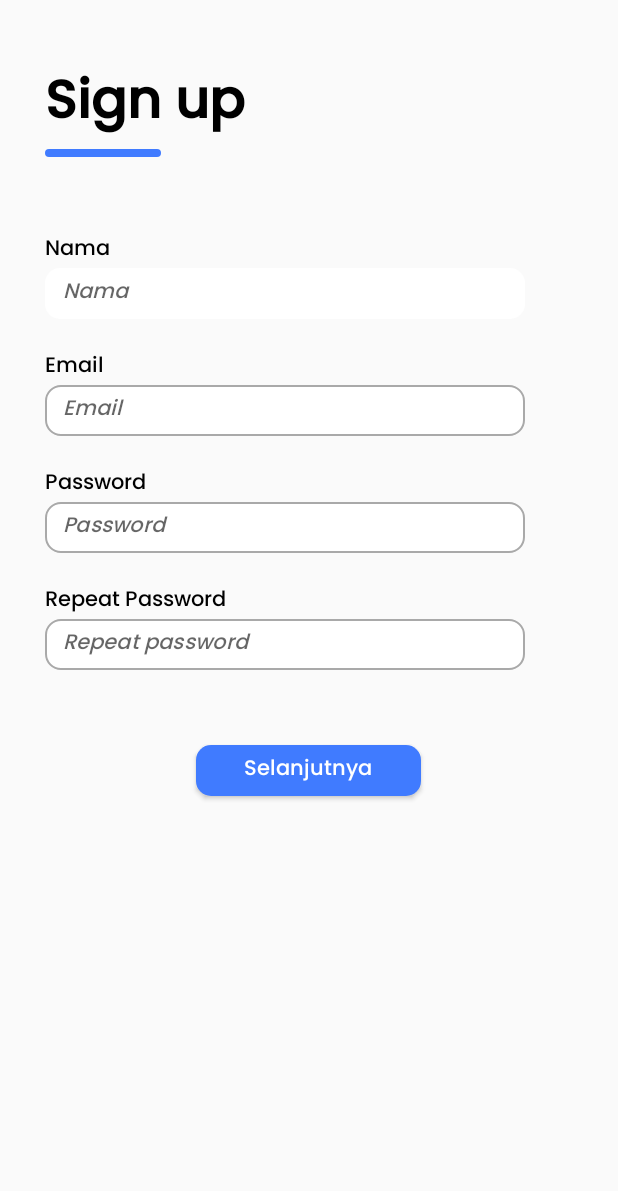
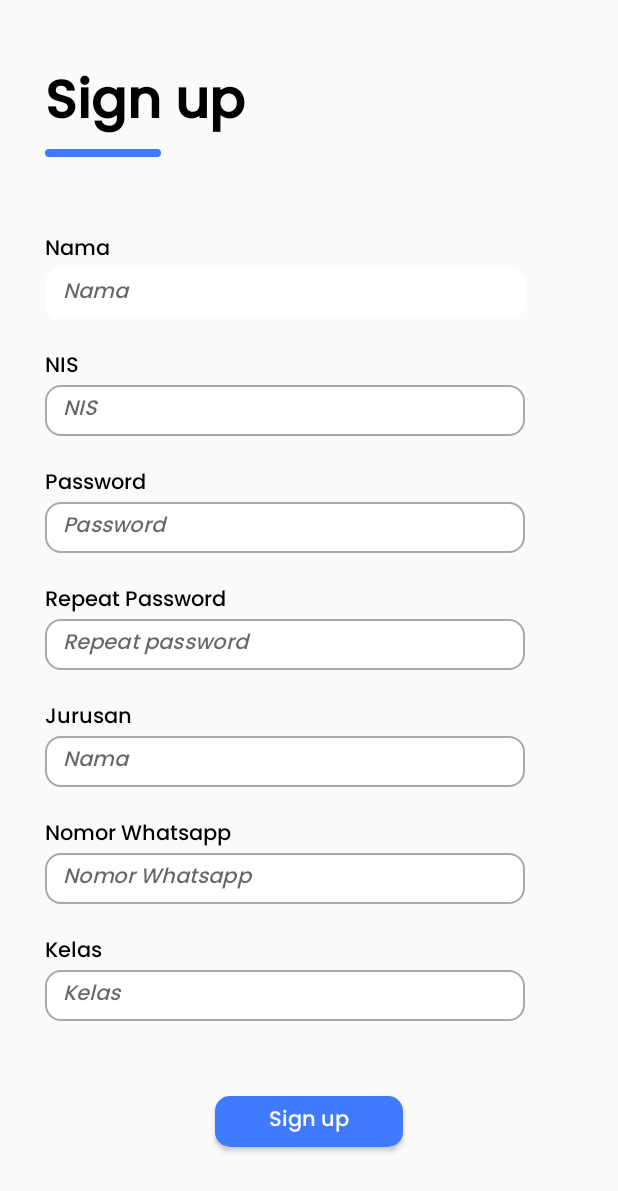
Before and after one commit to sesarweldi/Selfi, an Android app: the SignupActivity screen opened directly, with no data from a screen before it, on a phone screen of 412 x 824 dp. Shown: the top 1191 px of the screen. Run offline under Robolectric (Android 15) with nearby library versions, the phone set to English and light mode, and no system bars; Roboto replaces fonts that are not available here.

Commit message:
hapus signup 2 sama revisi signup jadi scroll

```diff
--- a/app/src/main/res/layout/activity_signup.xml
+++ b/app/src/main/res/layout/activity_signup.xml
@@ -1,11 +1,17 @@
 <?xml version="1.0" encoding="utf-8"?>
-<LinearLayout xmlns:android="http://schemas.android.com/apk/res/android"
+<ScrollView xmlns:android="http://schemas.android.com/apk/res/android"
     xmlns:app="http://schemas.android.com/apk/res-auto"
     xmlns:tools="http://schemas.android.com/tools"
     android:layout_width="match_parent"
     android:layout_height="match_parent"
     android:orientation="vertical"
     tools:context=".SignupActivity">
+
+
+    <LinearLayout
+        android:layout_width="match_parent"
+        android:layout_height="match_parent"
+        android:orientation="vertical">
 
         <TextView
             android:id="@+id/txt_login"
@@ -18,7 +24,7 @@
             android:text="Sign up"
             android:textColor="#000"
             android:textSize="35sp"
-        android:textStyle="bold"/>
+            android:textStyle="bold" />
 
 
         <View
@@ -43,39 +49,41 @@
             android:layout_width="320dp"
             android:layout_height="34dp"
             android:layout_below="@+id/txt_email"
+            android:layout_marginLeft="30dp"
             android:background="@drawable/roundedshapeedittxt"
             android:fontFamily="@font/poppins_medium"
             android:hint="Nama"
-        android:layout_marginLeft="30dp"
+            android:paddingStart="12dp"
+            android:paddingEnd="12dp"
             android:textSize="14sp"
-        android:textStyle="italic"
-        android:paddingStart="12dp"
-        android:paddingEnd="12dp"/>
+            android:textStyle="italic" />
 
         <TextView
-        android:id="@+id/txt_email"
+            android:id="@+id/txt_nis"
             android:layout_width="match_parent"
             android:layout_height="wrap_content"
             android:layout_marginLeft="30dp"
             android:layout_marginTop="20dp"
             android:fontFamily="@font/poppins_medium"
-        android:text="Email"
+            android:text="NIS"
             android:textColor="#000"
             android:textSize="14sp" />
 
         <EditText
-        android:id="@+id/edt_email"
+            android:id="@+id/edt_nis"
             android:layout_width="320dp"
             android:layout_height="34dp"
             android:layout_below="@+id/txt_email"
+            android:layout_marginLeft="30dp"
             android:background="@drawable/roundedshapeedittxt"
             android:fontFamily="@font/poppins_medium"
-        android:hint="Email"
-        android:layout_marginLeft="30dp"
+            android:hint="NIS"
+            android:paddingStart="12dp"
+            android:paddingEnd="12dp"
             android:textSize="14sp"
             android:textStyle="italic"
-        android:paddingStart="12dp"
-        android:paddingEnd="12dp"/>
+            android:inputType="number"
+            android:digits="1234567890"/>
 
         <TextView
             android:layout_width="match_parent"
@@ -92,14 +100,16 @@
             android:layout_width="320dp"
             android:layout_height="34dp"
             android:layout_below="@+id/txt_email"
+            android:layout_marginLeft="30dp"
             android:background="@drawable/roundedshapeedittxt"
             android:fontFamily="@font/poppins_medium"
             android:hint="Password"
-        android:layout_marginLeft="30dp"
+            android:paddingStart="12dp"
+            android:paddingEnd="12dp"
             android:textSize="14sp"
             android:textStyle="italic"
-        android:paddingStart="12dp"
-        android:paddingEnd="12dp"/>
+            android:inputType="textPassword"
+            app:passwordToggleEnabled="true"/>
 
         <TextView
             android:layout_width="match_parent"
@@ -116,29 +126,106 @@
             android:layout_width="320dp"
             android:layout_height="34dp"
             android:layout_below="@+id/txt_email"
+            android:layout_marginLeft="30dp"
             android:background="@drawable/roundedshapeedittxt"
             android:fontFamily="@font/poppins_medium"
             android:hint="Repeat password"
-        android:layout_marginLeft="30dp"
+            android:paddingStart="12dp"
+            android:paddingEnd="12dp"
             android:textSize="14sp"
             android:textStyle="italic"
+            android:inputType="textPassword"
+            app:passwordToggleEnabled="true"/>
+
+        <TextView
+            android:id="@+id/txt_jurusan"
+            android:layout_width="match_parent"
+            android:layout_height="wrap_content"
+            android:layout_marginLeft="30dp"
+            android:layout_marginTop="20dp"
+            android:fontFamily="@font/poppins_medium"
+            android:text="Jurusan"
+            android:textColor="#000"
+            android:textSize="14sp" />
+
+        <EditText
+            android:id="@+id/edt_jurusan"
+            android:layout_width="320dp"
+            android:layout_height="34dp"
+            android:layout_below="@+id/txt_jurusan"
+            android:layout_marginLeft="30dp"
+            android:background="@drawable/roundedshapeedittxt"
+            android:fontFamily="@font/poppins_medium"
+            android:hint="Nama"
             android:paddingStart="12dp"
-        android:paddingEnd="12dp"/>
+            android:paddingEnd="12dp"
+            android:textSize="14sp"
+            android:textStyle="italic" />
+
+        <TextView
+            android:id="@+id/txt_noWa"
+            android:layout_width="match_parent"
+            android:layout_height="wrap_content"
+            android:layout_marginLeft="30dp"
+            android:layout_marginTop="20dp"
+            android:fontFamily="@font/poppins_medium"
+            android:text="Nomor Whatsapp"
+            android:textColor="#000"
+            android:textSize="14sp" />
+
+        <EditText
+            android:id="@+id/edt_noWa"
+            android:layout_width="320dp"
+            android:layout_height="34dp"
+            android:layout_below="@+id/txt_noWa"
+            android:layout_marginLeft="30dp"
+            android:background="@drawable/roundedshapeedittxt"
+            android:fontFamily="@font/poppins_medium"
+            android:hint="Nomor Whatsapp"
+            android:paddingStart="12dp"
+            android:paddingEnd="12dp"
+            android:textSize="14sp"
+            android:textStyle="italic" />
+
+        <TextView
+            android:layout_width="match_parent"
+            android:layout_height="wrap_content"
+            android:layout_marginLeft="30dp"
+            android:layout_marginTop="20dp"
+            android:fontFamily="@font/poppins_medium"
+            android:text="Kelas"
+            android:textColor="#000"
+            android:textSize="14sp" />
+
+        <EditText
+            android:id="@+id/edt_kelas"
+            android:layout_width="320dp"
+            android:layout_height="34dp"
+            android:layout_marginLeft="30dp"
+            android:background="@drawable/roundedshapeedittxt"
+            android:fontFamily="@font/poppins_medium"
+            android:hint="Kelas"
+            android:paddingStart="12dp"
+            android:paddingEnd="12dp"
+            android:textSize="14sp"
+            android:textStyle="italic" />
+
 
 
         <Button
-        android:id="@+id/btn_selanjutnya"
-        android:layout_width="150dp"
+            android:id="@+id/btn_signup"
+            android:layout_width="125dp"
             android:layout_height="34dp"
             android:background="@drawable/roundedshape"
             android:layout_marginTop="50dp"
-        android:text="Selanjutnya"
+            android:text="Sign up"
             android:textColor="#fff"
             android:fontFamily="@font/poppins_medium"
             android:textAllCaps="false"
-        android:layout_gravity="center"/>
+            android:layout_gravity="center"
+            android:layout_marginBottom="50dp"/>
+
+    </LinearLayout>
 
 
-
-
-</LinearLayout>
+</ScrollView>
```
Also changed, not shown: app/src/main/java/com/selfi/Signup2Activity.kt (deleted, +0 -12 lines), app/src/main/res/layout/activity_signup2.xml (deleted, +0 -140 lines). Lines whose indentation alone changed are shown as unchanged.
